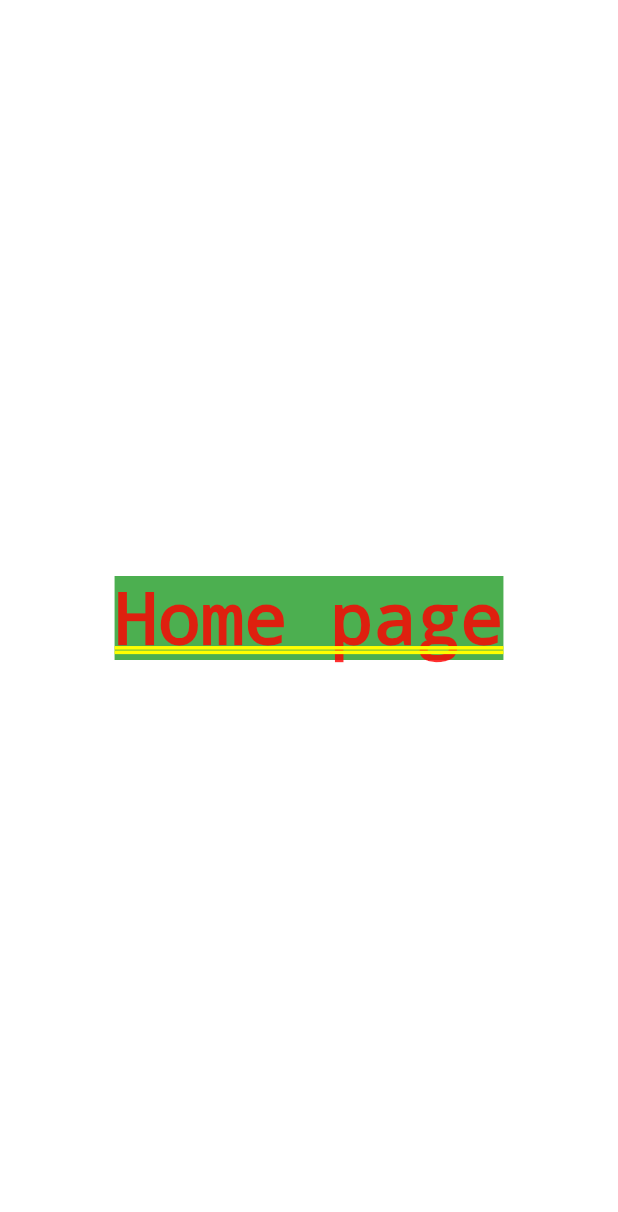
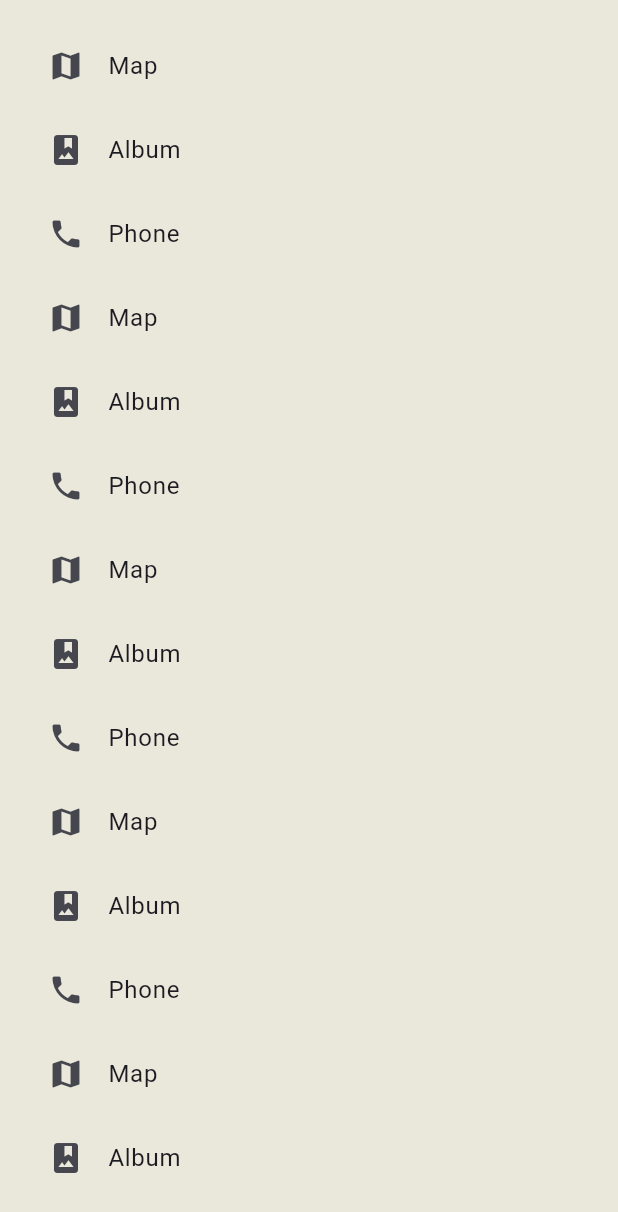
Before and after one commit to Uncle88/ToDoApp, a Flutter app: the screen it shows after launch, on a phone screen of 412 x 824 dp. Shown: the top 1212 px of the screen. Run offline on Flutter 3.47's test engine with Material 3 defaults, Android fonts, the phone set to English and light mode, and no system bars; our stand-ins replace flutter_svg, freezed_annotation, lottie.

Commit message:
- updated splash screen - create home screen UI mock list items

```diff
--- a/todo_app/lib/main.dart
+++ b/todo_app/lib/main.dart
@@ -1,5 +1,5 @@
 import 'package:flutter/material.dart';
-import 'package:todo_app/presentation/pages/splash_page.dart';
+import 'package:todo_app/presentation/pages/splash/splash_page.dart';
 
 void main() {
   runApp(const MyApp());
@@ -15,13 +15,10 @@ class MyApp extends StatelessWidget {
         colorScheme: ColorScheme.fromSeed(seedColor: Colors.indigo),
         useMaterial3: true,
       ),
-      home: Scaffold(
-        appBar: AppBar(
-          title: const Text(
-            'Your own ToDo list',
-          ),
+      home: const Scaffold(
+        body: SafeArea(
+          child: SplashPage(),
         ),
-        body: const SplashPage(),
       ),
     );
   }
--- /dev/null
+++ b/todo_app/lib/presentation/common/app_colors.dart
@@ -0,0 +1,39 @@
+import 'package:flutter/material.dart';
+
+class AppColors {
+  static const Color black = Colors.black;
+  static const Color white = Colors.white;
+  static const Color clear = Color.fromRGBO(0, 0, 0, 0);
+  static const Color transparent = Colors.transparent;
+  static const Color grey = Color.fromRGBO(162, 163, 165, 1);
+  static const Color abbey = Color.fromRGBO(83, 86, 90, 1);
+  static const Color alto = Color.fromRGBO(224, 224, 224, 1);
+  static const Color brightSun = Color.fromRGBO(255, 222, 50, 1);
+  static const Color darkGrey = Color.fromRGBO(77, 77, 77, 1);
+  static const Color greyChateau = Color.fromRGBO(162, 163, 165, 1);
+  static const Color alabaster = Color.fromRGBO(242, 242, 232, 1);
+  static const Color alabasterDark = Color.fromRGBO(237, 237, 228, 1);
+  static const Color osloGrey = Color.fromRGBO(152, 153, 155, 1);
+  static const Color gainsboro = Color.fromRGBO(224, 224, 224, 1);
+  static const Color vividRed = Color.fromRGBO(218, 41, 28, 1);
+  static const Color lightGrayishYellow = Color.fromRGBO(234, 231, 219, 1);
+  static const Color springWood = Color.fromRGBO(242, 242, 232, 1);
+  static const Color mercury = Color.fromRGBO(226, 226, 226, 1);
+  static const Color pictonBlue = Color.fromRGBO(37, 151, 234, 1);
+  static const Color brightRed = Color.fromRGBO(228, 68, 46, 1);
+  static const Color woodsmoke = Color.fromRGBO(23, 26, 28, 1);
+  static const Color mako = Color.fromRGBO(70, 77, 83, 1);
+  static const Color iron = Color.fromRGBO(200, 204, 208, 1);
+  static const Color porcelain = Color.fromRGBO(241, 243, 244, 1);
+  static const Color porcelain60percent = Color.fromRGBO(241, 243, 244, 0.6);
+  static const Color porcelainDarker = Color.fromRGBO(233, 235, 236, 1);
+  static const Color deepCerulean = Color.fromRGBO(0, 124, 176, 1);
+  static const Color blackHaze = Color.fromRGBO(244, 245, 245, 1);
+  static const Color regentGray = Color.fromRGBO(145, 153, 161, 1);
+  static const Color regentGray30percent = Color.fromRGBO(145, 153, 161, 0.3);
+  static const Color woodsmokeDarker = Color.fromRGBO(9, 10, 11, 1);
+  static const Color bilbao = Color.fromRGBO(38, 137, 13, 1);
+  static const Color orient = Color.fromRGBO(0, 96, 138, 1);
+  static const Color forestGreen = Color.fromRGBO(25, 116, 29, 1);
+  static const Color tuna = Color.fromRGBO(52, 56, 61, 1);
+}
--- a/todo_app/lib/presentation/common/assets.dart
+++ b/todo_app/lib/presentation/common/assets.dart
@@ -1,4 +1,3 @@
-
 // ignore_for_file: constant_identifier_names
 
 class Assets {
@@ -12,6 +11,9 @@ class Assets {
   static const String _rootAnimations = '${_root}animations/';
 
   // Animations
-  static const String splashAnimation = '${_rootAnimations}splash_animation$_JSON';
+  static const String splashAnimation =
+      '${_rootAnimations}splash_animation$_JSON';
 
+  // Splash
+  static const String appLogoIcon = '${_rootIcons}app_logo_icon$_SVG';
 }
--- /dev/null
+++ b/todo_app/lib/presentation/pages/home/home_page.dart
@@ -0,0 +1,104 @@
+import 'package:flutter/material.dart';
+import 'package:flutter_svg/svg.dart';
+import 'package:todo_app/presentation/common/app_colors.dart';
+import 'package:todo_app/presentation/common/assets.dart';
+import 'package:todo_app/presentation/extensions/iterable_extensions.dart';
+import 'package:todo_app/presentation/widgets/list_action_widget.dart';
+import 'package:todo_app/presentation/widgets/list_item_widget.dart';
+
+class HomePage extends StatelessWidget {
+  const HomePage({super.key});
+
+  @override
+  Widget build(BuildContext context) {
+    return const HomePageWidget();
+  }
+}
+
+class HomePageWidget extends StatefulWidget {
+  const HomePageWidget({super.key});
+
+  @override
+  State<HomePageWidget> createState() => _HomePageWidgetState();
+}
+
+class _HomePageWidgetState extends State<HomePageWidget> {
+  @override
+  Widget build(BuildContext context) {
+    return Scaffold(
+      backgroundColor: AppColors.lightGrayishYellow,
+      body: Container(
+        margin: const EdgeInsets.all(16),
+        height: MediaQuery.sizeOf(context).height,
+
+        //Mock
+        //Will be updated with better UI in future
+        child: ListView(
+          scrollDirection: Axis.vertical,
+          children: const <Widget>[
+            ListTile(
+              leading: Icon(Icons.map),
+              title: Text('Map'),
+            ),
+            ListTile(
+              leading: Icon(Icons.photo_album),
+              title: Text('Album'),
+            ),
+            ListTile(
+              leading: Icon(Icons.phone),
+              title: Text('Phone'),
+            ),
+            ListTile(
+              leading: Icon(Icons.map),
+              title: Text('Map'),
+            ),
+            ListTile(
+              leading: Icon(Icons.photo_album),
+              title: Text('Album'),
+            ),
+            ListTile(
+              leading: Icon(Icons.phone),
+              title: Text('Phone'),
+            ),
+            ListTile(
+              leading: Icon(Icons.map),
+              title: Text('Map'),
+            ),
+            ListTile(
+              leading: Icon(Icons.photo_album),
+              title: Text('Album'),
+            ),
+            ListTile(
+              leading: Icon(Icons.phone),
+              title: Text('Phone'),
+            ),
+            ListTile(
+              leading: Icon(Icons.map),
+              title: Text('Map'),
+            ),
+            ListTile(
+              leading: Icon(Icons.photo_album),
+              title: Text('Album'),
+            ),
+            ListTile(
+              leading: Icon(Icons.phone),
+              title: Text('Phone'),
+            ),
+            ListTile(
+              leading: Icon(Icons.map),
+              title: Text('Map'),
+            ),
+            ListTile(
+              leading: Icon(Icons.photo_album),
+              title: Text('Album'),
+            ),
+            ListTile(
+              leading: Icon(Icons.phone),
+              title: Text('Phone'),
+            ),
+          ],
+        ),
+      ),
+    );
+  }
+}
--- a/todo_app/lib/presentation/pages/home_page.dart
+++ /dev/null
@@ -1,31 +0,0 @@
-import 'package:flutter/material.dart';
-import 'package:lottie/lottie.dart';
-
-class HomePage extends StatelessWidget {
-  const HomePage({super.key});
-
-  @override
-  Widget build(BuildContext context) {
-    return const HomePageWidget();
-  }
-}
-
-class HomePageWidget extends StatefulWidget {
-  const HomePageWidget({super.key});
-
-  @override
-  State<HomePageWidget> createState() => _HomePageWidgetState();
-}
-
-class _HomePageWidgetState extends State<HomePageWidget> {
-  @override
-  Widget build(BuildContext context) {
-    return const Center(
-      child: ColoredBox(
-          color: Colors.green,
-          child: Text(
-            "Home page",
-          )),
-    );
-  }
-}
--- a/todo_app/pubspec.yaml
+++ b/todo_app/pubspec.yaml
@@ -12,11 +12,15 @@ dependencies:
   animated_splash_screen: ^1.3.0
   lottie: ^3.1.3
   flutter_svg: ^2.0.9
+  freezed_annotation: ^2.4.1
+  auto_route: ^7.8.4
 
 dev_dependencies:
   flutter_test:
     sdk: flutter
   flutter_lints: ^3.0.0
+  build_runner: ^2.4.7
+  freezed: ^2.4.6
 
 flutter:
   uses-material-design: true
```
Also changed, not shown: todo_app/lib/presentation/common/models/item_model.dart (added, +11 -0 lines), todo_app/lib/presentation/extensions/iterable_extensions.dart (added, +31 -0 lines), todo_app/lib/presentation/pages/splash/splash_page.dart (renamed from todo_app/lib/presentation/pages/splash_page.dart, +26 -7 lines), todo_app/lib/presentation/widgets/list_action_widget.dart (added, +49 -0 lines), todo_app/lib/presentation/widgets/list_item_widget.dart (added, +40 -0 lines), todo_app/assets/icons/app_logo_icon.svg (added), todo_app/lib/presentation/common/models/item_model.freezed.dart (added), 1 other file.
